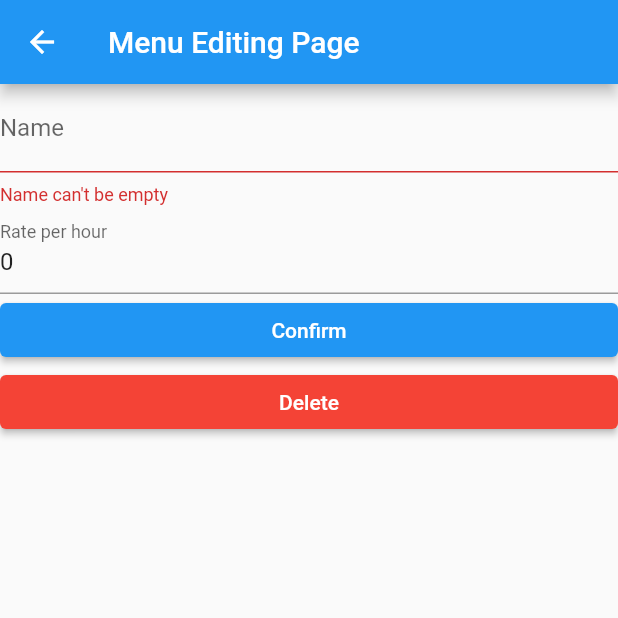
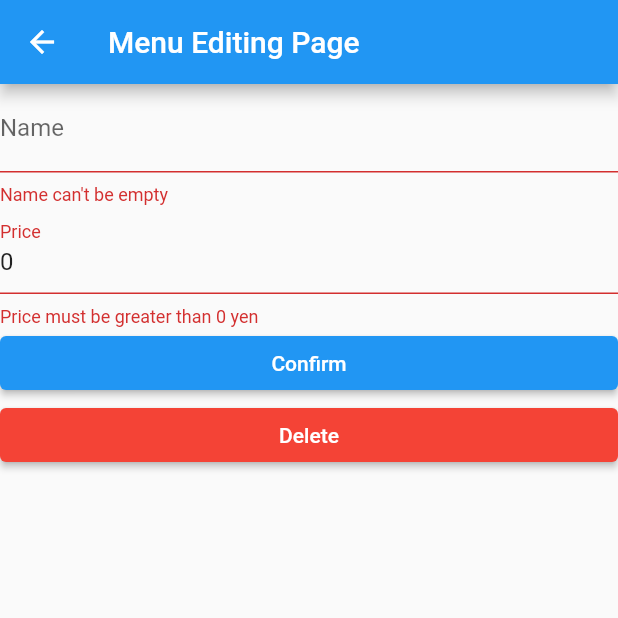
Before and after one commit to youngeek-0410/mottake, a Flutter app: the MenuEditPage screen opened directly with empty values, after a tap on "Confirm", on a phone screen of 412 x 824 dp, the top half of it. Run offline on Flutter 3.47's test engine with Material 2 defaults, Android fonts, the phone set to English and light mode, and no system bars; our stand-ins replace firebase_auth, firebase_core, flutter_riverpod, flutter_signin_button, google_sign_in; missing offline and left inert: confirm_dialog, firebase_analytics_web, firebase_auth_web, firebase_core_web, flutter_barcode_scanner, google_sign_in_web; accounts and stored records are empty.

Commit message:
Fix menu form #17

```diff
--- a/client_shop/lib/app/home/menu/menu_edit_page.dart
+++ b/client_shop/lib/app/home/menu/menu_edit_page.dart
@@ -113,9 +113,13 @@ class _MenuDetailPageState extends ConsumerState<MenuEditPage> {
         onSaved: (value) => _name = value,
       ),
       TextFormField(
-        decoration: const InputDecoration(labelText: 'Rate per hour'),
+        decoration: const InputDecoration(labelText: 'Price'),
         keyboardAppearance: Brightness.light,
         initialValue: _price.toString(),
+        validator: (value) {
+          final parsed = int.tryParse(value ?? '') ?? 0;
+          return parsed > 0 ? null : 'Price must be greater than 0 yen';
+        },
         keyboardType: const TextInputType.numberWithOptions(
           signed: false,
           decimal: false,
--- a/client_shop/lib/app/home/menu/menu_page.dart
+++ b/client_shop/lib/app/home/menu/menu_page.dart
@@ -59,7 +59,7 @@ class MenuPage extends ConsumerWidget {
     return ListTile(
       title: Text(title),
       leading: icon,
-      trailing: Text(price.toString() + "円"),
+      trailing: Text(price.toString() + " yen"),
       onTap: () {
         onTap();
       },
```
